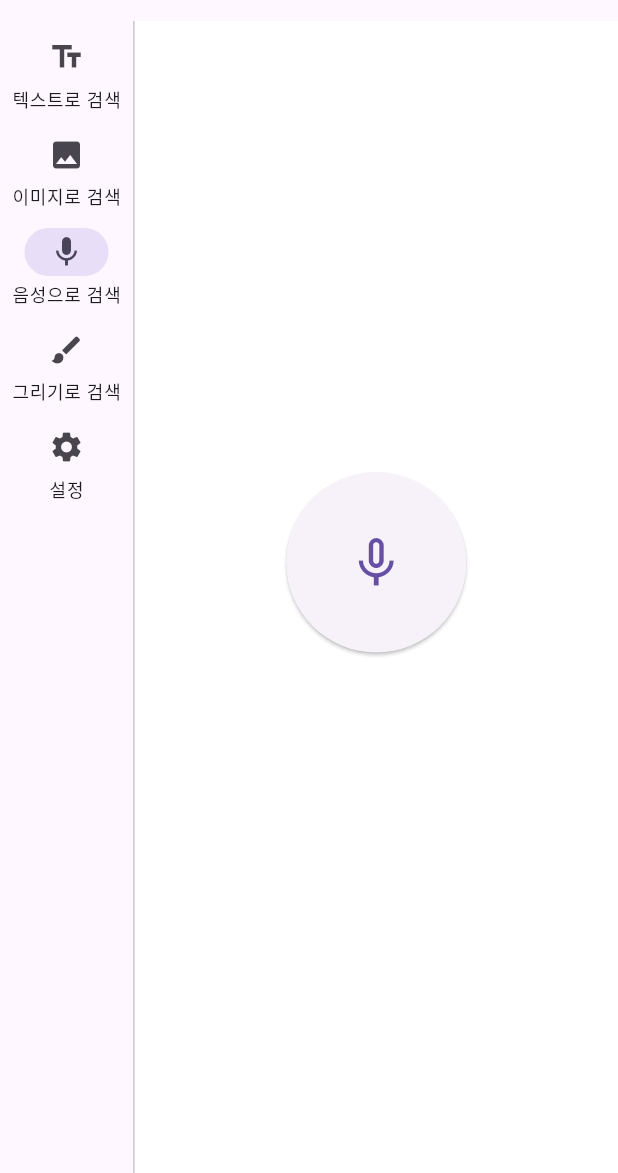
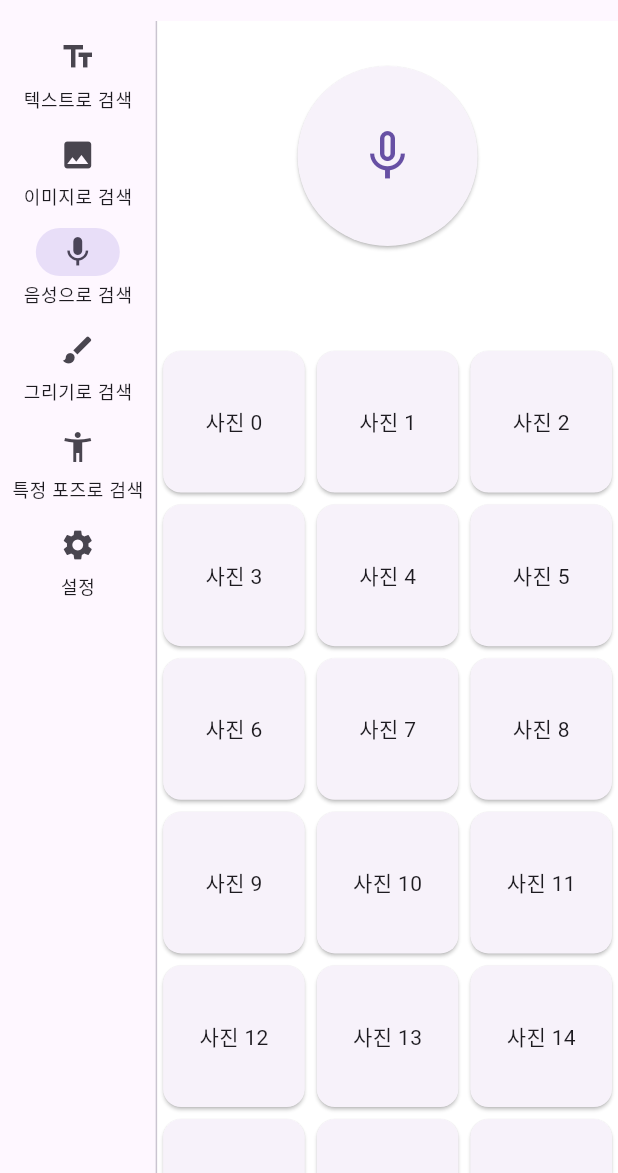
Before and after one commit to MrDos89/pickpic_project_client, a Flutter app: the screen it shows after launch, after a tap on "이미지로 검색", after a tap on "음성으로 검색", on a phone screen of 412 x 824 dp, the part 63-1236 px from its top. Run offline on Flutter 3.47's test engine with Material 3 defaults, Android fonts, the phone set to English and light mode, and no system bars; our stand-ins replace speech_to_text.

Commit message:
[도형] 특정 포즈로 검색하는 기능 추가, 검색 페이지 모두 무한 스크롤이 적용된 사진 리스트 보이도록 수정

```diff
--- a/lib/main.dart
+++ b/lib/main.dart
@@ -3,6 +3,7 @@ import 'page/text_search_page.dart';
 import 'page/image_search_page.dart';
 import 'page/voice_search_page.dart';
 import 'page/draw_search_page.dart';
+import 'page/pose_search_page.dart';
 import 'page/settings_page.dart';
 
 void main() => runApp(MyApp());
@@ -64,6 +65,7 @@ class _HomePageState extends State<HomePage> {
       ImageSearchPage(),
       VoiceSearchPage(),
       DrawSearchPage(),
+      PoseSearchPage(),
       Container(),
     ];
   }
@@ -100,6 +102,10 @@ class _HomePageState extends State<HomePage> {
                 label: Text('그리기로 검색'),
               ),
               NavigationRailDestination(
+                icon: Icon(Icons.accessibility_new),
+                label: Text('특정 포즈로 검색'),
+              ),
+              NavigationRailDestination(
                 icon: Icon(Icons.settings),
                 label: Text('설정'),
               ),
@@ -107,7 +113,7 @@ class _HomePageState extends State<HomePage> {
           ),
           const VerticalDivider(thickness: 1, width: 1),
           Expanded(
-            child: selectedIndex == 4
+            child: selectedIndex == 5
                 ? SettingsPage(
               toggleTheme: (mode) {
                 widget.toggleTheme(mode);
--- a/lib/page/image_search_page.dart
+++ b/lib/page/image_search_page.dart
@@ -1,16 +1,69 @@
 import 'package:flutter/material.dart';
 
-class ImageSearchPage extends StatelessWidget {
+class ImageSearchPage extends StatefulWidget {
+  @override
+  _ImageSearchPageState createState() => _ImageSearchPageState();
+}
+
+class _ImageSearchPageState extends State<ImageSearchPage> {
+  final ScrollController _scrollController = ScrollController();
+  List<String> images = List.generate(20, (index) => '사진 $index');
+  bool isLoading = false;
+
+  @override
+  void initState() {
+    super.initState();
+    _scrollController.addListener(_onScroll);
+  }
+
+  void _onScroll() {
+    if (_scrollController.position.pixels >= _scrollController.position.maxScrollExtent - 100 && !isLoading) {
+      _loadMore();
+    }
+  }
+
+  void _loadMore() async {
+    setState(() => isLoading = true);
+    await Future.delayed(Duration(seconds: 1));
+    setState(() {
+      images.addAll(List.generate(20, (index) => '사진 ${images.length + index}'));
+      isLoading = false;
+    });
+  }
+
+  @override
+  void dispose() {
+    _scrollController.dispose();
+    super.dispose();
+  }
+
   @override
   Widget build(BuildContext context) {
-    return Center(
-      child: ElevatedButton.icon(
+    return Column(
+      children: [
+        const SizedBox(height: 30),
+        ElevatedButton.icon(
           icon: Icon(Icons.upload_file),
           label: Text("이미지 업로드"),
           onPressed: () {
             // 이미지 선택 로직
           },
         ),
+        const SizedBox(height: 20),
+        Expanded(
+          child: GridView.builder(
+            controller: _scrollController,
+            gridDelegate: SliverGridDelegateWithFixedCrossAxisCount(crossAxisCount: 3),
+            itemCount: images.length + (isLoading ? 1 : 0),
+            itemBuilder: (context, index) {
+              if (index >= images.length) {
+                return Center(child: CircularProgressIndicator());
+              }
+              return Card(child: Center(child: Text(images[index])));
+            },
+          ),
+        ),
+      ],
     );
   }
 }
--- a/lib/page/text_search_page.dart
+++ b/lib/page/text_search_page.dart
@@ -1,6 +1,42 @@
 import 'package:flutter/material.dart';
 
-class TextSearchPage extends StatelessWidget {
+class TextSearchPage extends StatefulWidget {
+  @override
+  _TextSearchPageState createState() => _TextSearchPageState();
+}
+
+class _TextSearchPageState extends State<TextSearchPage> {
+  final ScrollController _scrollController = ScrollController();
+  List<String> _photos = List.generate(20, (index) => '사진 $index');
+  bool _isLoading = false;
+
+  @override
+  void initState() {
+    super.initState();
+    _scrollController.addListener(_onScroll);
+  }
+
+  void _onScroll() {
+    if (_scrollController.position.pixels >= _scrollController.position.maxScrollExtent - 200 && !_isLoading) {
+      _loadMore();
+    }
+  }
+
+  void _loadMore() async {
+    setState(() => _isLoading = true);
+    await Future.delayed(Duration(seconds: 1));
+    setState(() {
+      _photos.addAll(List.generate(20, (index) => '사진 ${_photos.length + index}'));
+      _isLoading = false;
+    });
+  }
+
+  @override
+  void dispose() {
+    _scrollController.dispose();
+    super.dispose();
+  }
+
   @override
   Widget build(BuildContext context) {
     return Column(
@@ -21,6 +57,7 @@ class TextSearchPage extends StatelessWidget {
         ),
         Expanded(
           child: GridView.builder(
+            controller: _scrollController,
             padding: EdgeInsets.all(8),
             gridDelegate: SliverGridDelegateWithFixedCrossAxisCount(
               crossAxisCount: 3,
@@ -29,10 +66,15 @@ class TextSearchPage extends StatelessWidget {
             ),
             itemBuilder: (context, index) => Container(
               color: Colors.grey[300],
-              child: Icon(Icons.photo),
+              alignment: Alignment.center,
+              child: Text(_photos[index]),
             ),
-            itemCount: 9,
+            itemCount: _photos.length,
           ),
+        ),
+        if (_isLoading) Padding(
+          padding: const EdgeInsets.all(16.0),
+          child: CircularProgressIndicator(),
         )
       ],
     );
--- a/lib/page/voice_search_page.dart
+++ b/lib/page/voice_search_page.dart
@@ -19,16 +19,22 @@ class _VoiceSearchPageState extends State<VoiceSearchPage> {
   final Duration _silenceThreshold = Duration(seconds: 2);
   late final Ticker _ticker;
 
+  final ScrollController _scrollController = ScrollController();
+  List<String> images = List.generate(20, (index) => '사진 $index');
+  bool isLoading = false;
+
   @override
   void initState() {
     super.initState();
     _speech = widget.injectedSpeech ?? stt.SpeechToText();
     _ticker = Ticker(_checkSilence)..start();
+    _scrollController.addListener(_onScroll);
   }
 
   @override
   void dispose() {
     _ticker.dispose();
+    _scrollController.dispose();
     _speech.stop();
     super.dispose();
   }
@@ -66,18 +72,33 @@ class _VoiceSearchPageState extends State<VoiceSearchPage> {
     if (_isListening) {
       setState(() => _isListening = false);
       _speech.stop();
-      debugPrint('검색 실행: \$_text');
-      // TODO: 여기에 실제 검색 함수 연동 가능
+      debugPrint('검색 실행: $_text');
+      // TODO: 검색 로직과 연동 가능
     }
+  }
+
+  void _onScroll() {
+    if (_scrollController.position.pixels >= _scrollController.position.maxScrollExtent - 100 && !isLoading) {
+      _loadMore();
+    }
+  }
+
+  void _loadMore() async {
+    setState(() => isLoading = true);
+    await Future.delayed(Duration(seconds: 1));
+    setState(() {
+      images.addAll(List.generate(20, (index) => '사진 ${images.length + index}'));
+      isLoading = false;
+    });
   }
 
   @override
   Widget build(BuildContext context) {
-    return Center(
-      child: Column(
-        mainAxisAlignment: MainAxisAlignment.center,
-        children: [
-          ElevatedButton(
+    return Column(
+      children: [
+        const SizedBox(height: 30),
+        Center(
+          child: ElevatedButton(
             onPressed: _listen,
             style: ElevatedButton.styleFrom(
               shape: CircleBorder(),
@@ -88,10 +109,24 @@ class _VoiceSearchPageState extends State<VoiceSearchPage> {
               size: 40,
             ),
           ),
-          SizedBox(height: 20),
-          Text(_text, style: TextStyle(fontSize: 18)),
-        ],
-      ),
+        ),
+        const SizedBox(height: 20),
+        Text(_text, style: TextStyle(fontSize: 18)),
+        const SizedBox(height: 20),
+        Expanded(
+          child: GridView.builder(
+            controller: _scrollController,
+            gridDelegate: SliverGridDelegateWithFixedCrossAxisCount(crossAxisCount: 3),
+            itemCount: images.length + (isLoading ? 1 : 0),
+            itemBuilder: (context, index) {
+              if (index >= images.length) {
+                return Center(child: CircularProgressIndicator());
+              }
+              return Card(child: Center(child: Text(images[index])));
+            },
+          ),
+        ),
+      ],
     );
   }
 }
```
Also changed, not shown: lib/page/draw_search_page.dart (+48 -3 lines), lib/page/pose_search_page.dart (added, +131 -0 lines). Lines whose indentation alone changed are shown as unchanged.
